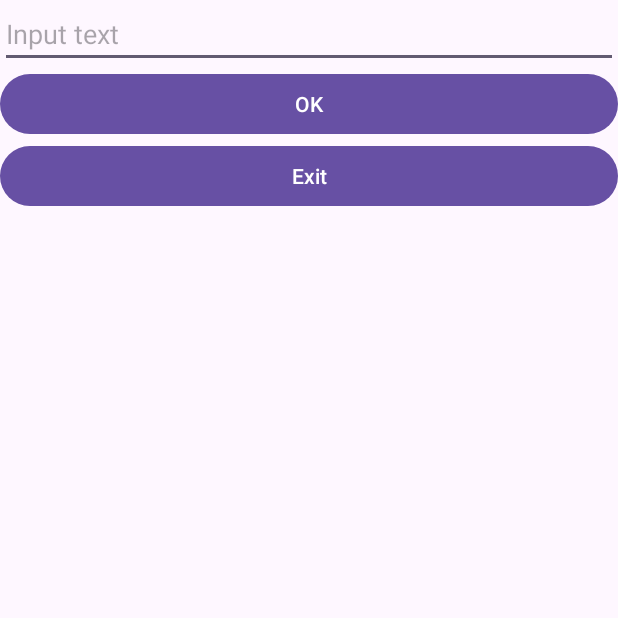
After one commit to erbaris/SocketAndroidClientTODO, an Android app: the MessageActivity screen opened directly, with no data from a screen before it, on a phone screen of 412 x 824 dp, the top half of it. The commit adds this screen. Run offline under Robolectric (Android 15) with nearby library versions, the phone set to English and light mode, and no system bars; our stand-ins replace Dagger/Hilt's generated code, data binding; 6 statements that could not run were skipped.

Commit message:
Update
Update

```diff
--- a/AndroidClient_TODO/app/src/main/AndroidManifest.xml
+++ b/AndroidClient_TODO/app/src/main/AndroidManifest.xml
@@ -2,7 +2,8 @@
 <manifest xmlns:android="http://schemas.android.com/apk/res/android"
     xmlns:tools="http://schemas.android.com/tools">
 
-    <uses-permission android:name="android.permission.INTERNET"/>
+    <uses-permission android:name="android.permission.INTERNET" />
+
     <application
         android:name=".application.UpperClientApp"
         android:allowBackup="true"
@@ -15,6 +16,9 @@
         android:theme="@style/Theme.AndroidClient"
         tools:targetApi="31">
         <activity
+            android:name=".MessageActivity"
+            android:exported="false" />
+        <activity
             android:name=".MainActivity"
             android:exported="true">
             <intent-filter>
--- /dev/null
+++ b/AndroidClient_TODO/app/src/main/java/org/csystem/android/app/upperserver/client/MessageActivity.kt
@@ -0,0 +1,121 @@
+package org.csystem.android.app.upperserver.client
+
+import androidx.appcompat.app.AppCompatActivity
+import android.os.Bundle
+import android.widget.Toast
+import androidx.databinding.DataBindingUtil
+import dagger.hilt.android.AndroidEntryPoint
+import org.csystem.android.app.upperserver.client.databinding.ActivityMessageBinding
+import org.csystem.android.app.upperserver.client.viewmodel.HostInfo
+import org.csystem.android.app.upperserver.client.viewmodel.MainActivityViewModel
+import org.csystem.android.app.upperserver.client.viewmodel.MessageActivityViewModel
+import java.io.BufferedReader
+import java.io.BufferedWriter
+import java.io.IOException
+import java.io.InputStreamReader
+import java.io.OutputStreamWriter
+import java.net.Socket
+import java.nio.charset.StandardCharsets
+import java.util.concurrent.ExecutorService
+import javax.inject.Inject
+
+@AndroidEntryPoint
+class MessageActivity : AppCompatActivity() {
+    private lateinit var mBinding: ActivityMessageBinding
+
+    @Inject
+    lateinit var threadPool : ExecutorService
+
+    lateinit var socket : Socket
+
+
+
+    private fun doSendReceiveWork(){
+        val bw = BufferedWriter(OutputStreamWriter(socket.getOutputStream(), StandardCharsets.UTF_8))
+        val br = BufferedReader(InputStreamReader(socket.getInputStream(), StandardCharsets.UTF_8))
+
+        bw.write(mBinding.text + "\r\n")
+        bw.flush()
+        mBinding.result = br.readLine().trim()
+    }
+
+    private fun connect()
+    {
+        threadPool.execute { connectCallBack() }
+    }
+    private fun connectCallBack()
+    {
+
+        try {
+            socket = Socket(mBinding.host, 50516)
+        }
+        catch (ex: IOException) {
+            runOnUiThread { Toast.makeText(this, "Problem occurs while send/receive", Toast.LENGTH_LONG).show()}
+            finish()
+        }
+        catch (ex: Throwable) {
+            runOnUiThread { Toast.makeText(this, "Connect General problem occurs. Try again later", Toast.LENGTH_LONG).show()}
+            finish()
+        }
+
+    }
+    private fun upperCallback()
+    {
+        mBinding.result = ""
+
+        try {
+            doSendReceiveWork()
+
+        }
+        catch (ex: IOException) {
+            runOnUiThread { Toast.makeText(this, "Problem occurs while send/receive", Toast.LENGTH_LONG).show()}
+        }
+        catch (ex: Throwable) {
+            runOnUiThread { Toast.makeText(this, "RX/TX General problem occurs. Try again later", Toast.LENGTH_SHORT).show()}
+            runOnUiThread{
+                Toast.makeText(this, "Disconnected! Trying to re-connect...", Toast.LENGTH_SHORT)
+                    .show()
+            }
+            connectCallBack()
+            doSendReceiveWork()
+        }
+    }
+
+    fun onUpperButtonClicked() = threadPool.execute {upperCallback()}
+
+    private fun initBinding()
+    {
+        mBinding = DataBindingUtil.setContentView(this, R.layout.activity_message)
+        mBinding.viewModel = MessageActivityViewModel(this)
+        mBinding.text = ""
+        mBinding.result = ""
+    }
+
+    private fun initIntentData()
+    {
+        intent.also {
+            val hostInfo = if(android.os.Build.VERSION.SDK_INT < android.os.Build.VERSION_CODES.TIRAMISU)
+                intent.getSerializableExtra("SOCKET_INFO") as HostInfo
+            else
+                intent.getSerializableExtra("SOCKET_INFO", HostInfo::class.java)!!
+
+            mBinding.host = hostInfo.host
+
+
+        }
+
+    }
+
+    private fun initialize()
+    {
+        initBinding()
+        initIntentData()
+    }
+
+    override fun onCreate(savedInstanceState: Bundle?) {
+        super.onCreate(savedInstanceState)
+        initialize()
+        connect()
+    }
+    fun onExitButtonClicked() = finish()
+}
--- /dev/null
+++ b/AndroidClient_TODO/app/src/main/java/org/csystem/android/app/upperserver/client/viewmodel/HostInfo.kt
@@ -0,0 +1,6 @@
+package org.csystem.android.app.upperserver.client.viewmodel
+
+import java.io.Serializable
+
+class HostInfo(var host: String? = null): Serializable {
+}
--- /dev/null
+++ b/AndroidClient_TODO/app/src/main/res/layout/activity_message.xml
@@ -0,0 +1,47 @@
+<?xml version="1.0" encoding="utf-8"?>
+<layout xmlns:android="http://schemas.android.com/apk/res/android"
+    xmlns:app="http://schemas.android.com/apk/res-auto"
+    xmlns:tools="http://schemas.android.com/tools">
+    <data>
+        <import type="org.csystem.android.app.upperserver.client.viewmodel.MessageActivityViewModel"/>
+
+        <variable type="MessageActivityViewModel" name = "viewModel"/>
+        <variable type="String" name = "host"/>
+        <variable type="String" name = "text"/>
+        <variable type="String" name = "result"/>
+    </data>
+
+
+    <LinearLayout
+        android:layout_width="match_parent"
+        android:layout_height="match_parent"
+        android:orientation="vertical"
+        tools:context=".MessageActivity">
+
+        <EditText
+            android:id="@+id/editTextText"
+            android:layout_width="match_parent"
+            android:layout_height="wrap_content"
+            android:ems="10"
+            android:inputType="text"
+            android:hint="@string/edittext_text_hint_text"
+            android:text="@={text}"/>
+        <Button
+            android:layout_width="match_parent"
+            android:layout_height="wrap_content"
+            android:text="@string/button_upper_text"
+            android:onClick="@{() -> viewModel.handleUpperButton()}"/>
+        <Button
+            android:layout_width="match_parent"
+            android:layout_height="wrap_content"
+            android:text="@string/button_exit_text"
+            android:onClick="@{() -> viewModel.handleExitButton()}"/>
+
+        <TextView
+            android:layout_width="match_parent"
+            android:layout_height="wrap_content"
+            android:text="@{result}" />
+
+    </LinearLayout>
+
+</layout>
--- a/AndroidClient_TODO/app/src/main/res/values/strings.xml
+++ b/AndroidClient_TODO/app/src/main/res/values/strings.xml
@@ -4,4 +4,5 @@
     <string name="button_exit_text">Exit</string>
     <string name="edittext_host_hint_text">Input host</string>
     <string name="edittext_text_hint_text">Input text</string>
+    <string name="button_connect_text">Connect</string>
 </resources>
```
Also changed, not shown: AndroidClient_TODO/app/src/main/java/org/csystem/android/app/upperserver/client/MainActivity.kt (+12 -35 lines), AndroidClient_TODO/app/src/main/java/org/csystem/android/app/upperserver/client/viewmodel/MainActivityViewModel.kt (+6 -2 lines), AndroidClient_TODO/app/src/main/java/org/csystem/android/app/upperserver/client/viewmodel/MessageActivityViewModel.kt (added, +12 -0 lines), AndroidClient_TODO/app/src/main/res/layout/activity_main.xml (+10 -20 lines), AndroidClient_TODO/app/build.gradle (line endings or trailing spaces), 1 other file.
